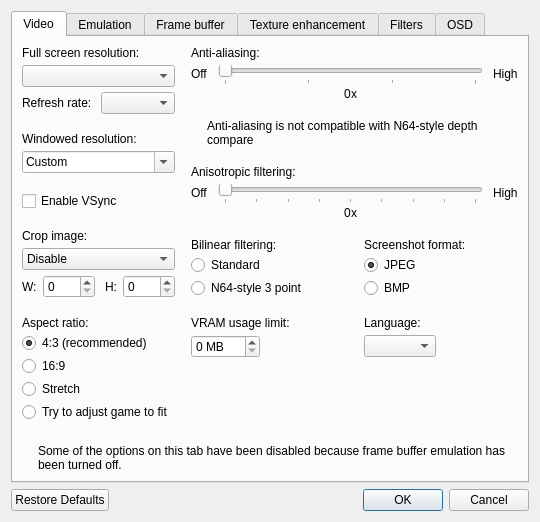
First picture: the form in app/src/main/jni/mupen64plus-video-gliden64/src/GLideNUI/configDialog.ui, repository mupen64plus-ae/mupen64plus-ae, before the edit.
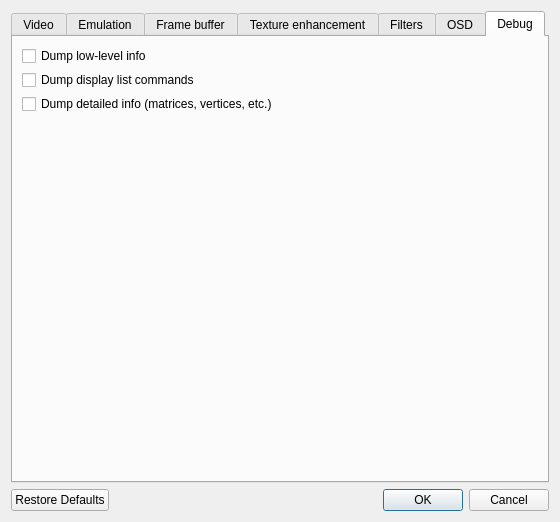
Second picture: the form after the edit. The open tabs and pages were chosen to show the change. Icons and pictures are not drawn.

Patch:
```diff
--- a/app/src/main/jni/mupen64plus-video-gliden64/src/GLideNUI/configDialog.ui
+++ b/app/src/main/jni/mupen64plus-video-gliden64/src/GLideNUI/configDialog.ui
@@ -3729,6 +3729,50 @@
        </item>
       </layout>
      </widget>
+     <widget class="QWidget" name="debugTab">
+      <attribute name="title">
+       <string>Debug</string>
+      </attribute>
+      <layout class="QVBoxLayout" name="verticalLayout_36">
+       <property name="spacing">
+        <number>4</number>
+       </property>
+       <item>
+        <widget class="QCheckBox" name="dumpLowCheckBox">
+         <property name="text">
+          <string>Dump low-level info</string>
+         </property>
+        </widget>
+       </item>
+       <item>
+        <widget class="QCheckBox" name="dumpNormalCheckBox">
+         <property name="text">
+          <string>Dump display list commands</string>
+         </property>
+        </widget>
+       </item>
+       <item>
+        <widget class="QCheckBox" name="dumpDetailCheckBox">
+         <property name="text">
+          <string>Dump detailed info (matrices, vertices, etc.)</string>
+         </property>
+        </widget>
+       </item>
+       <item>
+        <spacer name="verticalSpacer_10">
+         <property name="orientation">
+          <enum>Qt::Vertical</enum>
+         </property>
+         <property name="sizeHint" stdset="0">
+          <size>
+           <width>0</width>
+           <height>0</height>
+          </size>
+         </property>
+        </spacer>
+       </item>
+      </layout>
+     </widget>
     </widget>
    </item>
    <item>
```
Left out of the diff: 8 changed lines with no effect on the pictures.
